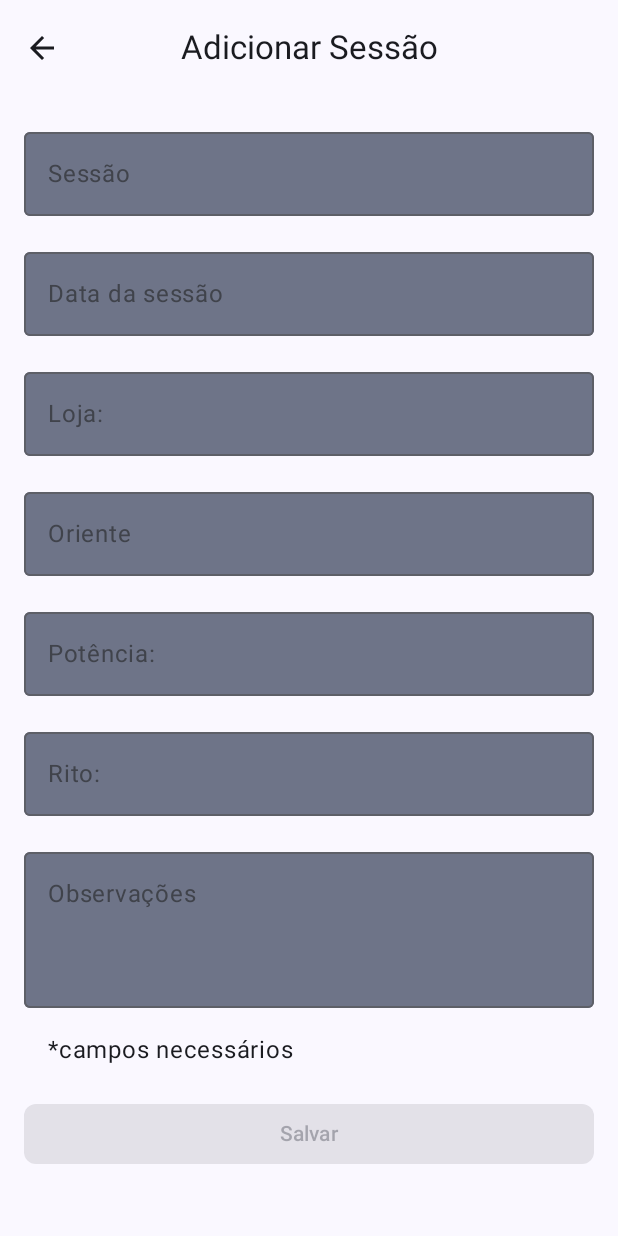
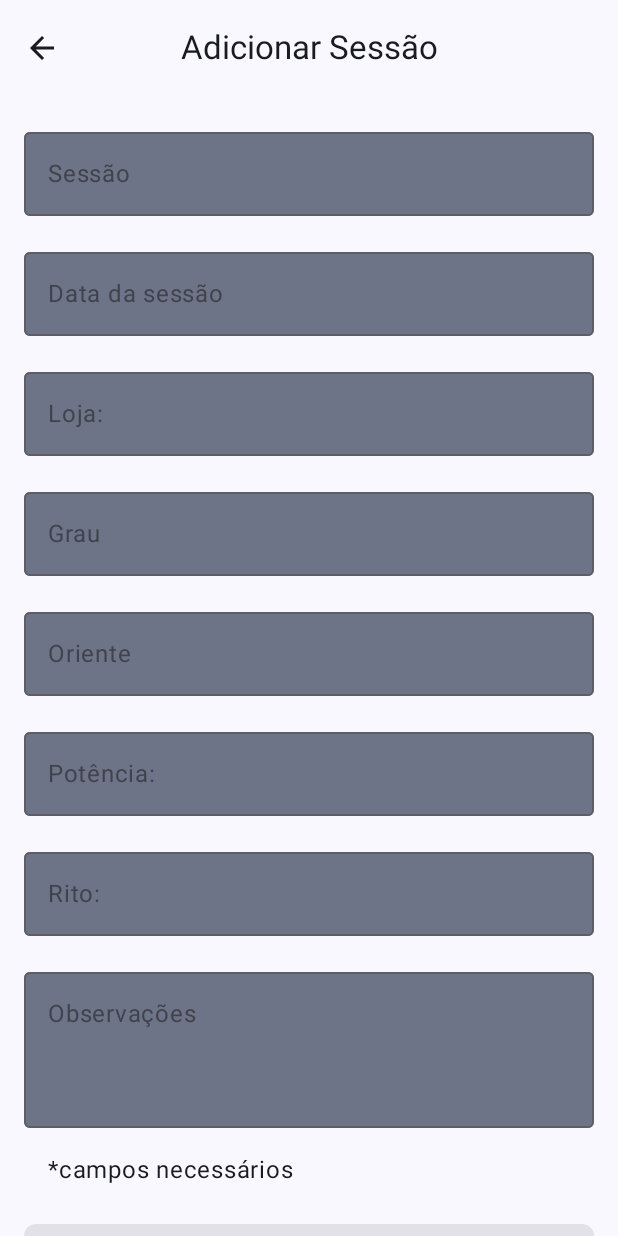
Before and after one commit to Ladeia/CadernetaMaconica, an Android app built with Jetpack Compose: the screen it shows after launch (MainActivity), after a tap on "Adicionar Sessão", on a phone screen of 412 x 824 dp. Run offline under Robolectric (Android 15) with nearby library versions, the phone set to English and light mode, and no system bars; our stand-ins replace Room's generated code.

Commit message:
Adicionando o grau na sessão

```diff
--- a/app/build.gradle.kts
+++ b/app/build.gradle.kts
@@ -14,14 +14,14 @@ android {
         minSdk = 29
         targetSdk = 36
         versionCode = 1
-        versionName = "1.0"
-
+        versionName = "1.0.0"
         testInstrumentationRunner = "androidx.test.runner.AndroidJUnitRunner"
     }
 
     buildTypes {
         release {
             isMinifyEnabled = false
+            isDebuggable = false
             proguardFiles(
                 getDefaultProguardFile("proguard-android-optimize.txt"),
                 "proguard-rules.pro"
--- a/app/src/main/java/com/antonioladeia/cadernetamaconica/data/CadernetaDatabase.kt
+++ b/app/src/main/java/com/antonioladeia/cadernetamaconica/data/CadernetaDatabase.kt
@@ -6,7 +6,7 @@ import androidx.room.Room
 import androidx.room.RoomDatabase
 
 
-@Database(entities = [SessionEntity::class], version = 1, exportSchema = false)
+@Database(entities = [SessionEntity::class], version = 2, exportSchema = false)
 abstract class CadernetaDatabase : RoomDatabase() {
 
     abstract fun sessionDao(): SessionDao
--- a/app/src/main/java/com/antonioladeia/cadernetamaconica/data/SessionEntity.kt
+++ b/app/src/main/java/com/antonioladeia/cadernetamaconica/data/SessionEntity.kt
@@ -9,6 +9,7 @@ data class SessionEntity(
     val id: Int = 0,
     val dataSessao: String,
     val sessao: String,
+    val grau: String,
     val loja: String,
     val oriente: String,
     val potencia: String,
--- a/app/src/main/java/com/antonioladeia/cadernetamaconica/ui/home/HomeScreen.kt
+++ b/app/src/main/java/com/antonioladeia/cadernetamaconica/ui/home/HomeScreen.kt
@@ -168,6 +168,10 @@ private fun SessionItem(
                 )
             }
             Text(
+                text = item.grau,
+                style = MaterialTheme.typography.titleMedium,
+            )
+            Text(
                 text = item.dataSessao,
                 style = MaterialTheme.typography.titleMedium
             )
--- a/app/src/main/java/com/antonioladeia/cadernetamaconica/ui/session/SessionEntryScreen.kt
+++ b/app/src/main/java/com/antonioladeia/cadernetamaconica/ui/session/SessionEntryScreen.kt
@@ -170,6 +170,19 @@ fun ItemInputForm(
             singleLine = true
         )
         OutlinedTextField(
+            value = sessionDetails.grau,
+            onValueChange = { onValueChange(sessionDetails.copy(grau = it)) },
+            label = { Text(stringResource(R.string.grau)) },
+            colors = OutlinedTextFieldDefaults.colors(
+                focusedContainerColor = MaterialTheme.colorScheme.secondaryContainer,
+                unfocusedContainerColor = MaterialTheme.colorScheme.secondaryContainer,
+                disabledContainerColor = MaterialTheme.colorScheme.secondaryContainer,
+            ),
+            modifier = Modifier.fillMaxWidth(),
+            enabled = enabled,
+            singleLine = true
+        )
+        OutlinedTextField(
             value = sessionDetails.oriente,
             onValueChange = { onValueChange(sessionDetails.copy(oriente = it)) },
             label = { Text(stringResource(R.string.oriente)) },
--- a/app/src/main/java/com/antonioladeia/cadernetamaconica/ui/session/SessionEntryViewModel.kt
+++ b/app/src/main/java/com/antonioladeia/cadernetamaconica/ui/session/SessionEntryViewModel.kt
@@ -40,6 +40,7 @@ data class SessionDetails(
     val id: Int = 0,
     val dataSessao: String = "",
     val sessao: String = "",
+    val grau: String = "",
     val loja: String = "",
     val oriente: String = "",
     val potencia: String = "",
@@ -52,6 +53,7 @@ fun SessionDetails.toSession(): SessionEntity = SessionEntity(
     id = id,
     dataSessao = dataSessao,
     sessao = sessao,
+    grau = grau,
     loja = loja,
     oriente = oriente,
     potencia = potencia,
@@ -69,6 +71,7 @@ fun SessionEntity.toSessionDetails(): SessionDetails = SessionDetails(
     id = id,
     dataSessao = dataSessao,
     sessao = sessao,
+    grau = grau,
     loja = loja,
     oriente = oriente,
     potencia = potencia,
--- a/app/src/main/res/values/strings.xml
+++ b/app/src/main/res/values/strings.xml
@@ -38,4 +38,5 @@
     <string name="oriente">Oriente</string>
     <string name="observacoes">Observações</string>
     <string name="session_detail_title">Detalhes da sessão</string>
+    <string name="grau">Grau</string>
 </resources>
```
Also changed, not shown: app/src/main/java/com/antonioladeia/cadernetamaconica/ui/session/SessionDetailsScreen.kt (+10 -0 lines).
